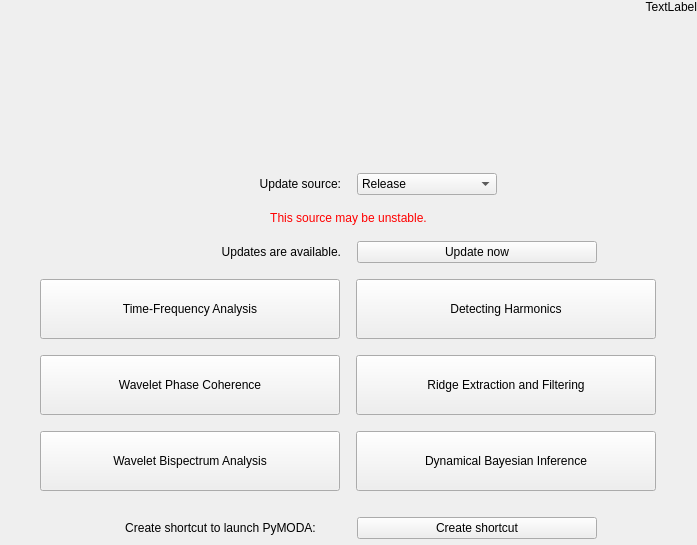
First picture: the form in res/layout/window_launcher.ui, repository luphysics/PyMODA, before the edit.
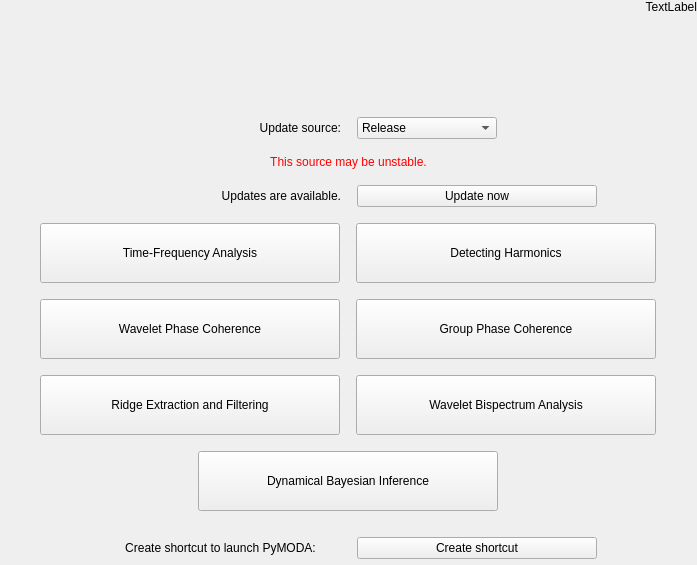
Second picture: the form after the edit.

Commit message: Add group phase coherence window

```diff
--- a/res/layout/window_launcher.ui
+++ b/res/layout/window_launcher.ui
@@ -7,7 +7,7 @@
     <x>0</x>
     <y>0</y>
     <width>697</width>
-    <height>545</height>
+    <height>565</height>
    </rect>
   </property>
   <property name="windowTitle">
@@ -242,6 +242,35 @@
          </widget>
         </item>
         <item>
+         <widget class="QPushButton" name="btn_group_coherence">
+          <property name="minimumSize">
+           <size>
+            <width>300</width>
+            <height>60</height>
+           </size>
+          </property>
+          <property name="maximumSize">
+           <size>
+            <width>300</width>
+            <height>16777215</height>
+           </size>
+          </property>
+          <property name="text">
+           <string>Group Phase Coherence</string>
+          </property>
+         </widget>
+        </item>
+       </layout>
+      </item>
+      <item>
+       <layout class="QHBoxLayout" name="horizontalLayout_8">
+        <property name="leftMargin">
+         <number>40</number>
+        </property>
+        <property name="rightMargin">
+         <number>40</number>
+        </property>
+        <item>
          <widget class="QPushButton" name="btn_ridge_extraction">
           <property name="minimumSize">
            <size>
@@ -266,19 +295,6 @@
           </property>
          </widget>
         </item>
-       </layout>
-      </item>
-      <item>
-       <layout class="QHBoxLayout" name="horizontalLayout_2">
-        <property name="leftMargin">
-         <number>40</number>
-        </property>
-        <property name="rightMargin">
-         <number>40</number>
-        </property>
-        <property name="bottomMargin">
-         <number>10</number>
-        </property>
         <item>
          <widget class="QPushButton" name="btn_wavelet_bispectrum">
           <property name="minimumSize">
@@ -304,6 +320,19 @@
           </property>
          </widget>
         </item>
+       </layout>
+      </item>
+      <item>
+       <layout class="QHBoxLayout" name="horizontalLayout_2">
+        <property name="leftMargin">
+         <number>40</number>
+        </property>
+        <property name="rightMargin">
+         <number>40</number>
+        </property>
+        <property name="bottomMargin">
+         <number>10</number>
+        </property>
         <item>
          <widget class="QPushButton" name="btn_dynamical_bayesian">
           <property name="minimumSize">
```
The commit also changes 16 other files.
